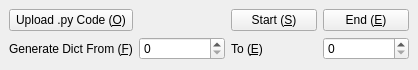
Qt form Interface/Interface.ui (CarvingAn/DictGenerator4OI) before a commit.
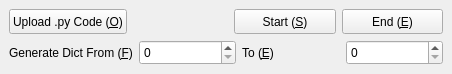
The same form after that commit.

```diff
--- a/Interface/Interface.ui
+++ b/Interface/Interface.ui
@@ -7,34 +7,81 @@
    <rect>
     <x>0</x>
     <y>0</y>
-    <width>418</width>
-    <height>70</height>
+    <width>452</width>
+    <height>74</height>
    </rect>
   </property>
   <property name="windowTitle">
    <string>DictGenerator4OI</string>
   </property>
   <widget class="QWidget" name="centralwidget">
-   <layout class="QGridLayout" name="gridLayout">
-    <item row="0" column="3">
+   <layout class="QVBoxLayout" name="verticalLayout">
+    <item>
+     <layout class="QHBoxLayout" name="horizontalLayout">
+      <item>
+       <widget class="QPushButton" name="pushButton">
+        <property name="sizePolicy">
+         <sizepolicy hsizetype="Expanding" vsizetype="Expanding">
+          <horstretch>0</horstretch>
+          <verstretch>0</verstretch>
+         </sizepolicy>
+        </property>
+        <property name="text">
+         <string>Upload .py Code (&amp;O)</string>
+        </property>
+       </widget>
+      </item>
+      <item>
+       <spacer name="horizontalSpacer">
+        <property name="orientation">
+         <enum>Qt::Orientation::Horizontal</enum>
+        </property>
+        <property name="sizeHint" stdset="0">
+         <size>
+          <width>40</width>
+          <height>20</height>
+         </size>
+        </property>
+       </spacer>
+      </item>
+      <item>
+       <widget class="QPushButton" name="pushButton_2">
+        <property name="sizePolicy">
+         <sizepolicy hsizetype="Expanding" vsizetype="Expanding">
+          <horstretch>0</horstretch>
+          <verstretch>0</verstretch>
+         </sizepolicy>
+        </property>
+        <property name="text">
+         <string>Start (&amp;S)</string>
+        </property>
+       </widget>
+      </item>
+      <item>
      <widget class="QPushButton" name="pushButton_3">
+        <property name="sizePolicy">
+         <sizepolicy hsizetype="Expanding" vsizetype="Expanding">
+          <horstretch>0</horstretch>
+          <verstretch>0</verstretch>
+         </sizepolicy>
+        </property>
       <property name="text">
        <string>End (&amp;E)</string>
       </property>
      </widget>
     </item>
-    <item row="1" column="2">
-     <widget class="QLabel" name="label_2">
-      <property name="text">
-       <string>To (&amp;E)</string>
-      </property>
-      <property name="buddy">
-       <cstring>spinBox_2</cstring>
-      </property>
-     </widget>
+     </layout>
     </item>
-    <item row="1" column="0">
+    <item>
+     <layout class="QHBoxLayout" name="horizontalLayout_2">
+      <item>
      <widget class="QLabel" name="label">
+        <property name="sizePolicy">
+         <sizepolicy hsizetype="Expanding" vsizetype="Expanding">
+          <horstretch>0</horstretch>
+          <verstretch>0</verstretch>
+         </sizepolicy>
+        </property>
       <property name="text">
        <string>Generate Dict From (&amp;F)</string>
       </property>
@@ -43,27 +90,57 @@
       </property>
      </widget>
     </item>
-    <item row="0" column="0">
-     <widget class="QPushButton" name="pushButton">
-      <property name="text">
-       <string>Upload .py Code (&amp;O)</string>
-      </property>
-     </widget>
-    </item>
-    <item row="1" column="3">
-     <widget class="QSpinBox" name="spinBox_2"/>
-    </item>
-    <item row="0" column="2">
-     <widget class="QPushButton" name="pushButton_2">
+      <item>
+       <widget class="QSpinBox" name="spinBox">
+        <property name="sizePolicy">
+         <sizepolicy hsizetype="Expanding" vsizetype="Expanding">
+          <horstretch>0</horstretch>
+          <verstretch>0</verstretch>
+         </sizepolicy>
+        </property>
+        <property name="suffix">
+         <string/>
+        </property>
+        <property name="maximum">
+         <number>2147483647</number>
+        </property>
+       </widget>
+      </item>
+      <item>
+       <widget class="QLabel" name="label_2">
+        <property name="sizePolicy">
+         <sizepolicy hsizetype="Expanding" vsizetype="Expanding">
+          <horstretch>0</horstretch>
+          <verstretch>0</verstretch>
+         </sizepolicy>
+        </property>
       <property name="text">
-       <string>Start (&amp;S)</string>
-      </property>
-     </widget>
-    </item>
-    <item row="1" column="1">
-     <widget class="QSpinBox" name="spinBox"/>
-    </item>
-   </layout>
+         <string>To (&amp;E)</string>
+        </property>
+        <property name="buddy">
+         <cstring>spinBox_2</cstring>
+        </property>
+       </widget>
+      </item>
+      <item>
+       <widget class="QSpinBox" name="spinBox_2">
+        <property name="sizePolicy">
+         <sizepolicy hsizetype="Expanding" vsizetype="Expanding">
+          <horstretch>0</horstretch>
+          <verstretch>0</verstretch>
+         </sizepolicy>
+        </property>
+        <property name="buttonSymbols">
+         <enum>QAbstractSpinBox::ButtonSymbols::UpDownArrows</enum>
+        </property>
+        <property name="maximum">
+         <number>2147483647</number>
+        </property>
+       </widget>
+      </item>
+     </layout>
+    </item>
+   </layout>
   </widget>
  </widget>
  <resources/>
```
Left out of the diff: 11 changed lines with no effect on the pictures. Lines whose indentation alone changed are shown as unchanged.
